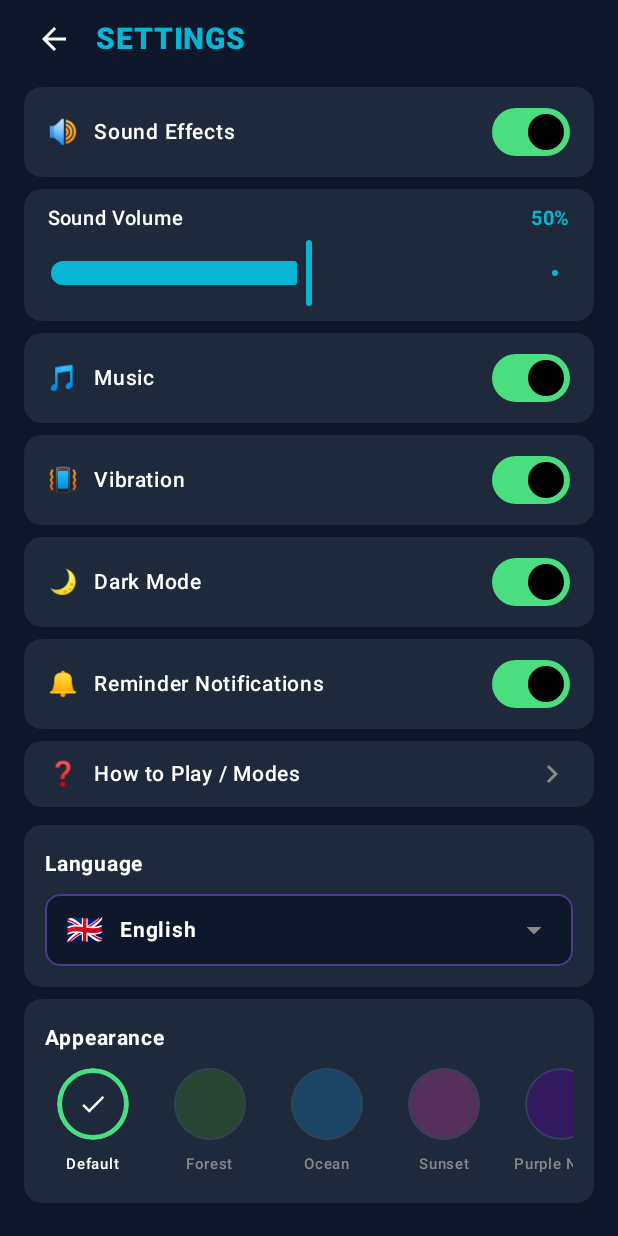
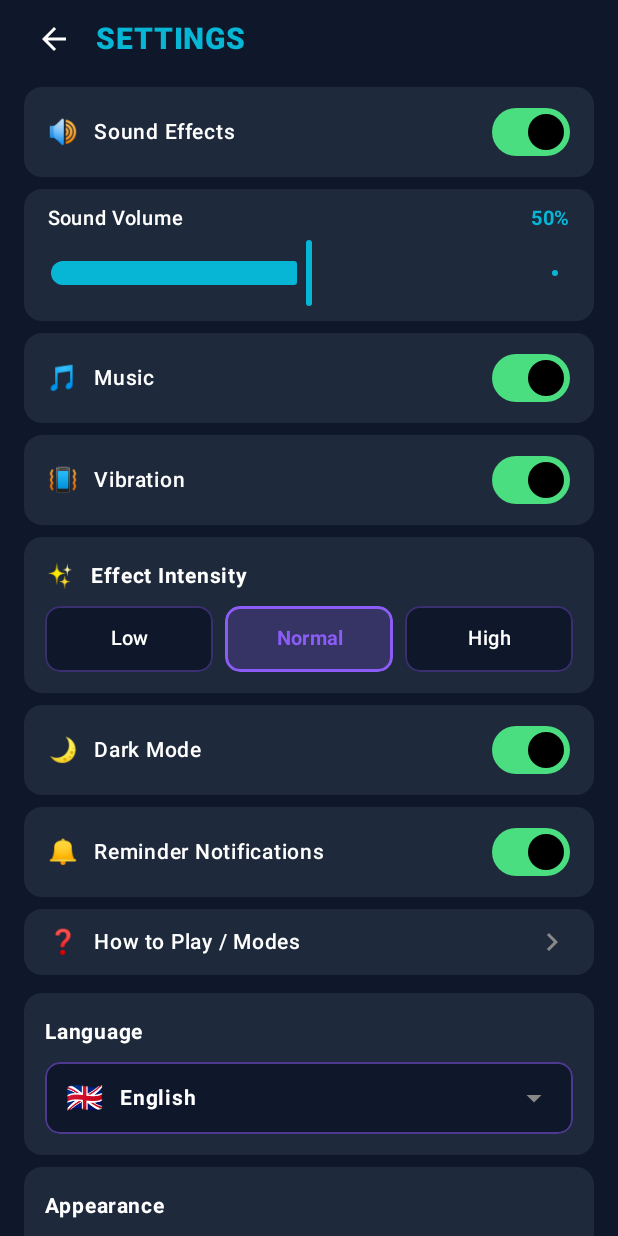
Before and after one commit to MiniAppFactory/boomblast, an Android app built with Jetpack Compose: the SettingsScreen screen opened through its navigation route, on a phone screen of 412 x 824 dp. Run offline under Robolectric (Android 15) with nearby library versions, the phone set to English and light mode, and no system bars; our stand-ins replace AdMob; pictures from the network do not load; 5 statements that could not run were skipped.

Commit message:
Faz 109a: efekt yoğunluğu ayarı + Robolectric altyapısı
Altyapı — efekt yoğunluğu (Düşük/Normal/Yüksek):
- EffectIntensity enum, String kod (ileride kademe eklemesi için)
- DataStore key: effect_intensity
- Repository setter, ViewModel function, SettingsScreen UI
- SettingsSegmentedRow (3 seçenek, erişilebilir radio button)
- Uzun çeviri testi: 15/15 etiket tek satır (320dp, en dar %71)
- Varsayılan: NORMAL (kullanıcı hissi değişmesin)
- Henüz oyuna bağlı değil (Faz 6'da yapılacak)

Robolectric:
- robolectric 4.16.1 (SDK 35, Java 17 uyumlu)
- SettingsScreenEffectIntensityTest: 6 test, tüm geçti
- Native graphics mode (@GraphicsMode NATIVE)
- Test etiket taşmasını doğrulayan mutant testi dahil

Build: testDebugUnitTest 24/24 green (18 base + 6 yeni)

Co-Authored-By: Claude Haiku 4.5 <noreply@anthropic.com>
Claude-Session: https://claude.ai/code/session_01MGda5FtCvpbWacWTH9dsJ5

```diff
--- a/app/src/main/java/com/miniappfactory/boomblocks/data/GameProgress.kt
+++ b/app/src/main/java/com/miniappfactory/boomblocks/data/GameProgress.kt
@@ -7,6 +7,38 @@ package com.miniappfactory.boomblocks.data
 enum class BoosterType(val tokenPrice: Int) {
     BOMB(100),
     LINE_CLEAR(100)
+}
+
+// Faz 109: patlama efektleri (isik huzmesi, fizikli parcaciklar, ileride ambient
+// toz ve radyal isinlar) zayif cihazlarda kare suresini yiyebiliyor, ayrica
+// "ne kadar sölen" bir zevk meselesi. hapticsEnabled (Faz 105) ile AYNI zincir
+// (alan -> DataStore anahtari -> repository setter -> ViewModel -> Ayarlar satiri),
+// tek farki iki degil UC degerli olmasi.
+//
+// Neden Boolean/Int degil de enum + String kod:
+//  - Boolean yetmiyor (uc kademe), Int ise DataStore'da anlamsiz bir sayi olarak
+//    kalir ve ileride araya bir kademe eklenince (ör. OFF) eski kayitlar kayar.
+//  - String kod, AppLanguage'in ("tr"/"en"/...) ve BoosterType'in (enum adi)
+//    zaten kullandigi desen; bilinmeyen/bozuk kod okununca fromCode() sessizce
+//    varsayilana duser, yani ileri/geri surum uyumu bedava geliyor.
+// Varsayilan NORMAL — bugunku (Faz 106) efekt yogunlugu "normal" kabul ediliyor,
+// mevcut oyuncunun hissi guncellemeyle degismesin.
+enum class EffectIntensity(val code: String) {
+    LOW("low"),
+    NORMAL("normal"),
+    HIGH("high");
+
+    companion object {
+        fun fromCode(code: String?): EffectIntensity = entries.find { it.code == code } ?: NORMAL
+    }
+}
+
+// AppLanguage.label() ile ayni desen — gorsel metin enum'un yaninda duruyor,
+// cagiran ekranin when/if zinciri yazmasi gerekmiyor.
+fun EffectIntensity.label(language: AppLanguage): String = when (this) {
+    EffectIntensity.LOW -> language.pick(tr = "Düşük", en = "Low", it = "Basso", fr = "Faible", es = "Bajo")
+    EffectIntensity.NORMAL -> language.pick(tr = "Normal", en = "Normal", it = "Normale", fr = "Normal", es = "Normal")
+    EffectIntensity.HIGH -> language.pick(tr = "Yüksek", en = "High", it = "Alto", fr = "Élevé", es = "Alto")
 }
 
 data class PlayerProgress(
@@ -28,6 +60,8 @@ data class PlayerProgress(
     // ozelligin kendisi ancak hissedilirse ise yariyor; rahatsiz olan kapatir.
     // Retro Modu'nun kendi ayri anahtari var (kendi ses anahtari gibi).
     val hapticsEnabled: Boolean = true,
+    // Faz 109: patlama efekti yogunlugu (Düşük/Normal/Yüksek). Bkz. EffectIntensity.
+    val effectIntensity: EffectIntensity = EffectIntensity.NORMAL,
     val darkMode: Boolean = true,
     val language: AppLanguage = AppLanguage.TR,
     val blockTheme: String = "CLASSIC",
--- a/app/src/main/java/com/miniappfactory/boomblocks/data/GameStateRepository.kt
+++ b/app/src/main/java/com/miniappfactory/boomblocks/data/GameStateRepository.kt
@@ -27,6 +27,10 @@ class GameStateRepository(private val context: Context) {
         val MUSIC_ENABLED = booleanPreferencesKey("music_enabled")
         // Faz 105: coklu patlama titresimi acik/kapali.
         val HAPTICS_ENABLED = booleanPreferencesKey("haptics_enabled")
+        // Faz 109: patlama efekti yogunlugu. AppLanguage'in LANGUAGE anahtari
+        // gibi String KOD olarak saklaniyor (enum ordinal DEGIL) — kademe sirasi
+        // ileride degisirse eski kayitlar kaymasin.
+        val EFFECT_INTENSITY = stringPreferencesKey("effect_intensity")
         val DARK_MODE = booleanPreferencesKey("dark_mode")
         // Faz 35: "is_tr" (Boolean, sadece TR/EN) yerini "language" (String kod,
         // 5 dil) alıyor. Eski key SILINMEDI — asagidaki okuma mantiginda geriye
@@ -69,6 +73,8 @@ class GameStateRepository(private val context: Context) {
             soundVolume = prefs[Keys.SOUND_VOLUME] ?: 0.5f,
             musicEnabled = prefs[Keys.MUSIC_ENABLED] ?: true,
             hapticsEnabled = prefs[Keys.HAPTICS_ENABLED] ?: true,
+            // fromCode() null'da da bozuk kodda da NORMAL'e duser.
+            effectIntensity = EffectIntensity.fromCode(prefs[Keys.EFFECT_INTENSITY]),
             darkMode = prefs[Keys.DARK_MODE] ?: true,
             // Faz 37: gercekten ilk kurulumda (ne yeni "language" ne eski
             // "is_tr" kaydi varsa) cihazin sistem diline gore akilli bir
@@ -232,6 +238,10 @@ class GameStateRepository(private val context: Context) {
 
     suspend fun setHapticsEnabled(enabled: Boolean) {
         context.gameDataStore.edit { it[Keys.HAPTICS_ENABLED] = enabled }
+    }
+
+    suspend fun setEffectIntensity(intensity: EffectIntensity) {
+        context.gameDataStore.edit { it[Keys.EFFECT_INTENSITY] = intensity.code }
     }
 
     suspend fun setDarkMode(enabled: Boolean) {
--- a/app/src/main/java/com/miniappfactory/boomblocks/ui/settings/SettingsScreen.kt
+++ b/app/src/main/java/com/miniappfactory/boomblocks/ui/settings/SettingsScreen.kt
@@ -3,11 +3,14 @@ package com.miniappfactory.boomblocks.ui.settings
 import androidx.compose.foundation.background
 import androidx.compose.foundation.border
 import androidx.compose.foundation.clickable
+import androidx.compose.foundation.selection.selectable
+import androidx.compose.foundation.selection.selectableGroup
 import androidx.compose.foundation.layout.Arrangement
 import androidx.compose.foundation.layout.Box
 import androidx.compose.foundation.layout.Column
 import androidx.compose.foundation.layout.Row
 import androidx.compose.foundation.layout.Spacer
+import androidx.compose.foundation.layout.defaultMinSize
 import androidx.compose.foundation.layout.fillMaxSize
 import androidx.compose.foundation.layout.fillMaxWidth
 import androidx.compose.foundation.layout.height
@@ -47,10 +50,13 @@ import androidx.compose.ui.Modifier
 import androidx.compose.ui.draw.clip
 import androidx.compose.ui.graphics.Color
 import androidx.compose.ui.platform.testTag
+import androidx.compose.ui.semantics.Role
 import androidx.compose.ui.text.font.FontWeight
+import androidx.compose.ui.text.style.TextAlign
 import androidx.compose.ui.unit.dp
 import androidx.compose.ui.unit.sp
 import com.miniappfactory.boomblocks.data.AppLanguage
+import com.miniappfactory.boomblocks.data.EffectIntensity
 import com.miniappfactory.boomblocks.data.flag
 import com.miniappfactory.boomblocks.data.label
 import com.miniappfactory.boomblocks.data.pick
@@ -69,6 +75,11 @@ fun SettingsScreen(
     // Faz 105: coklu patlama titresimi. Varsayilan degerli — bu ekran oyun ici
     // overlay olarak da cagriliyor, cagiran her yerin guncellenmesi sart olmasin.
     hapticsEnabled: Boolean = true,
+    // Faz 109: patlama efekti yogunlugu (Düşük/Normal/Yüksek). hapticsEnabled ile
+    // ayni gerekce ile varsayilan degerli — bu ekran oyun ici overlay olarak da
+    // cagriliyor; ayrica deger henuz AppNavigation'a baglanmadi (sonraki faz),
+    // varsayilan olmadan mevcut cagiranlar derlenmez.
+    effectIntensity: EffectIntensity = EffectIntensity.NORMAL,
     darkMode: Boolean,
     language: AppLanguage,
     skin: BlastSkin = BlastSkin.DEFAULT,
@@ -76,6 +87,7 @@ fun SettingsScreen(
     onSoundVolumeChange: (Float) -> Unit = {},
     onToggleMusic: (Boolean) -> Unit,
     onToggleHaptics: (Boolean) -> Unit = {},
+    onSelectEffectIntensity: (EffectIntensity) -> Unit = {},
     onToggleDarkMode: (Boolean) -> Unit,
     onSelectLanguage: (AppLanguage) -> Unit,
     onSelectSkin: (BlastSkin) -> Unit = {},
@@ -193,6 +205,27 @@ fun SettingsScreen(
             checked = hapticsEnabled,
             onCheckedChange = onToggleHaptics,
             testTag = "settings_haptics_switch",
+            palette = palette
+        )
+        // Faz 109: patlama efekti yogunlugu. Titresimin hemen altinda —
+        // ikisi de "patlama ne kadar hissediliyor" grubunun parcasi. Anahtar
+        // degil UC secenek oldugu icin SettingsSwitchRow yerine kendi
+        // segment kontrolu; kartin gorsel dili Dil/Görünüm kartlariyla ayni
+        // (palette.card, 12dp kose, 14dp ic padding, kalin baslik + altinda kontrol).
+        SettingsSegmentedRow(
+            icon = "✨",
+            label = language.pick(
+                tr = "Efekt Yoğunluğu",
+                en = "Effect Intensity",
+                it = "Intensità Effetti",
+                fr = "Intensité des Effets",
+                es = "Intensidad de Efectos"
+            ),
+            options = EffectIntensity.entries,
+            optionLabel = { it.label(language) },
+            selected = effectIntensity,
+            onSelect = onSelectEffectIntensity,
+            optionTestTag = { "settings_effect_intensity_${it.code}" },
             palette = palette
         )
         SettingsSwitchRow(
@@ -446,6 +479,92 @@ private fun SettingsNavRow(
     }
 }
 
+// Faz 109: iki degerli anahtarlarin (SettingsSwitchRow) UC degerli karsiligi.
+// Genel (<T>) tutuldu — ileride baska bir kademeli ayar geldiginde kopyalanmasin.
+//
+// TASMA NOTU: bu projede tekrar eden hata, uzun TR/IT/FR cevirilerin sabit
+// yukseklikli/genislikli kontrollere sigmamasi. Bu yuzden burada:
+//  - segmentlerin genisligi weight(1f) ile ekrana gore bolunuyor (sabit dp yok),
+//  - yukseklik sabit DEGIL: defaultMinSize ile ALT sinir var, ust sinir yok,
+//  - metin maxLines = 2 ve ortalanmis, yani buyuk yazi tipi olceginde (fontScale)
+//    kirpilmak yerine ikinci satira tasiyor ve kart bir miktar uzuyor.
+// "Yüksek" / "Alto" / "Élevé" / "Normale" hepsi 13sp'de tek satira siger;
+// dogrulama SettingsScreenEffectIntensityTest icinde 5 dil x 3 secenek uzerinde
+// gercek TextLayoutResult olcumuyle (320dp ekran + fontScale 1.3) yapiliyor.
+//
+// Erisilebilirlik: uc secenekten biri secildigi icin dogru anlambilim
+// clickable degil selectable/selectableGroup (TalkBack "radio button,
+// selected" diye okur, tek tek dugme gibi degil).
+@Composable
+private fun <T> SettingsSegmentedRow(
+    icon: String,
+    label: String,
+    options: List<T>,
+    optionLabel: (T) -> String,
+    selected: T,
+    onSelect: (T) -> Unit,
+    optionTestTag: (T) -> String,
+    palette: BlastPalette
+) {
+    Card(
+        colors = CardDefaults.cardColors(containerColor = palette.card),
+        shape = RoundedCornerShape(12.dp),
+        modifier = Modifier.fillMaxWidth().padding(vertical = 4.dp)
+    ) {
+        Column(modifier = Modifier.padding(14.dp)) {
+            Row(verticalAlignment = Alignment.CenterVertically) {
+                Text(text = icon, fontSize = 16.sp)
+                Spacer(modifier = Modifier.width(10.dp))
+                Text(text = label, fontSize = 14.sp, fontWeight = FontWeight.Bold, color = palette.textPrimary)
+            }
+            Spacer(modifier = Modifier.height(8.dp))
+            Row(
+                modifier = Modifier.fillMaxWidth().selectableGroup(),
+                horizontalArrangement = Arrangement.spacedBy(8.dp)
+            ) {
+                options.forEach { option ->
+                    val isSelected = option == selected
+                    Surface(
+                        color = if (isSelected) NeonPurple.copy(alpha = 0.22f) else palette.background,
+                        shape = RoundedCornerShape(10.dp),
+                        modifier = Modifier
+                            .weight(1f)
+                            .clip(RoundedCornerShape(10.dp))
+                            .border(
+                                width = if (isSelected) 2.dp else 1.dp,
+                                color = if (isSelected) NeonPurple else NeonPurple.copy(alpha = 0.35f),
+                                shape = RoundedCornerShape(10.dp)
+                            )
+                            .selectable(
+                                selected = isSelected,
+                                role = Role.RadioButton,
+                                onClick = { onSelect(option) }
+                            )
+                            .testTag(optionTestTag(option))
+                    ) {
+                        Box(
+                            modifier = Modifier
+                                .fillMaxWidth()
+                                .defaultMinSize(minHeight = 44.dp)
+                                .padding(horizontal = 6.dp, vertical = 8.dp),
+                            contentAlignment = Alignment.Center
+                        ) {
+                            Text(
+                                text = optionLabel(option),
+                                fontSize = 13.sp,
+                                fontWeight = if (isSelected) FontWeight.Bold else FontWeight.Medium,
+                                color = if (isSelected) NeonPurple else palette.textPrimary,
+                                textAlign = TextAlign.Center,
+                                maxLines = 2
+                            )
+                        }
+                    }
+                }
+            }
+        }
+    }
+}
+
 @Composable
 private fun SettingsSwitchRow(
     icon: String,
--- a/gradle/libs.versions.toml
+++ b/gradle/libs.versions.toml
@@ -19,6 +19,10 @@ playServicesAds = "25.4.0"
 userMessagingPlatform = "4.0.0"
 workRuntimeKtx = "2.10.0"
 fragmentKtx = "1.8.5"
+# Faz 109: JVM'de (cihazsiz) Compose UI testi calistirabilmek icin. 4.16.1
+# Android 16 / API 36 destekleyen ilk kararli seri (bu proje targetSdk = 36)
+# ve Java 17 ile calisiyor (yerel JDK 17.0.19). 4.17 henuz beta.
+robolectric = "4.16.1"
 
 [libraries]
 androidx-core-ktx = { group = "androidx.core", name = "core-ktx", version.ref = "coreKtx" }
@@ -48,6 +52,7 @@ play-services-ads = { group = "com.google.android.gms", name = "play-services-ad
 user-messaging-platform = { group = "com.google.android.ump", name = "user-messaging-platform", version.ref = "userMessagingPlatform" }
 androidx-work-runtime-ktx = { group = "androidx.work", name = "work-runtime-ktx", version.ref = "workRuntimeKtx" }
 androidx-fragment-ktx = { group = "androidx.fragment", name = "fragment-ktx", version.ref = "fragmentKtx" }
+robolectric = { group = "org.robolectric", name = "robolectric", version.ref = "robolectric" }
 
 [plugins]
 android-application = { id = "com.android.application", version.ref = "agp" }
```
Also changed, not shown: app/build.gradle.kts (+12 -0 lines), app/src/main/java/com/miniappfactory/boomblocks/ui/BlastViewModel.kt (+7 -0 lines), 2 other files.
